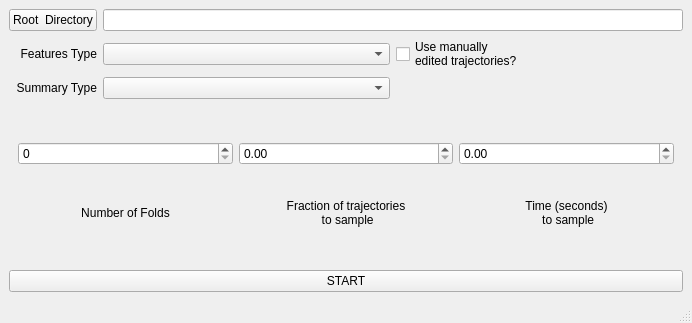
The window that tierpsy/gui/QtDesignerFiles/Summarizer.ui (ver228/tierpsy-tracker) describes before a commit, drawn with Qt 5.
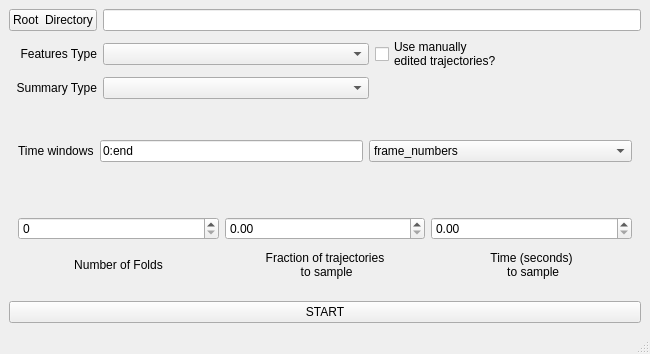
The same window after the commit.

Commit message:
Add time windows to summarizer (#58)
* Added time windows to the summarizer for the tierpsy features.

* Fixed summary functions to handle the case of empty featuresN files.

* corrected typo, added constraint to numpy version because the latest version 2.16.2 gives an error.

* corrected version constraint

* added an exception at makedirs, to avoid errors when processes are running in parralel and creating the same path at the same moment.

* makedirs exception with one line

* one more makedirs exception

What changed in the file:
```diff
--- a/tierpsy/gui/QtDesignerFiles/Summarizer.ui
+++ b/tierpsy/gui/QtDesignerFiles/Summarizer.ui
@@ -6,8 +6,8 @@
    <rect>
     <x>0</x>
     <y>0</y>
-    <width>692</width>
-    <height>323</height>
+    <width>650</width>
+    <height>354</height>
    </rect>
   </property>
   <property name="windowTitle">
@@ -69,6 +69,52 @@
       </item>
      </layout>
     </item>
+    <item>
+     <widget class="QWidget" name="TimeWindows" native="true">
+      <layout class="QHBoxLayout" name="horizontalLayout">
+       <item>
+        <widget class="QLabel" name="label_6">
+         <property name="sizePolicy">
+          <sizepolicy hsizetype="Preferred" vsizetype="Preferred">
+           <horstretch>0</horstretch>
+           <verstretch>0</verstretch>
+          </sizepolicy>
+         </property>
+         <property name="text">
+          <string>Time windows</string>
+         </property>
+        </widget>
+       </item>
+       <item>
+        <widget class="QLineEdit" name="p_time_windows">
+         <property name="text">
+          <string>0:end</string>
+         </property>
+        </widget>
+       </item>
+       <item>
+        <widget class="QComboBox" name="p_time_units">
+         <property name="sizePolicy">
+          <sizepolicy hsizetype="MinimumExpanding" vsizetype="Fixed">
+           <horstretch>0</horstretch>
+           <verstretch>0</verstretch>
+          </sizepolicy>
+         </property>
+         <item>
+          <property name="text">
+           <string>frame_numbers</string>
+          </property>
+         </item>
+         <item>
+          <property name="text">
+           <string>seconds</string>
+          </property>
+         </item>
+        </widget>
+       </item>
+      </layout>
+     </widget>
+    </item>
     <item>
      <widget class="QWidget" name="FoldArgs" native="true">
       <layout class="QGridLayout" name="gridLayout">
```
Left out of the diff: 128 changed lines with no effect on the pictures. The commit also changes 11 other files.
